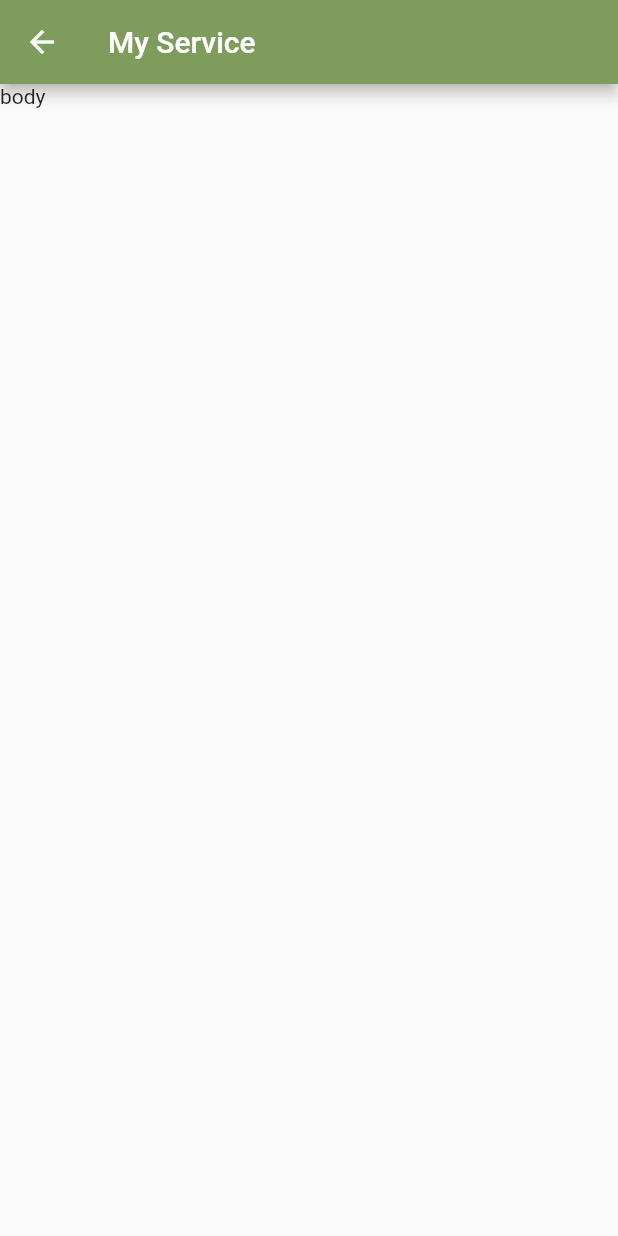
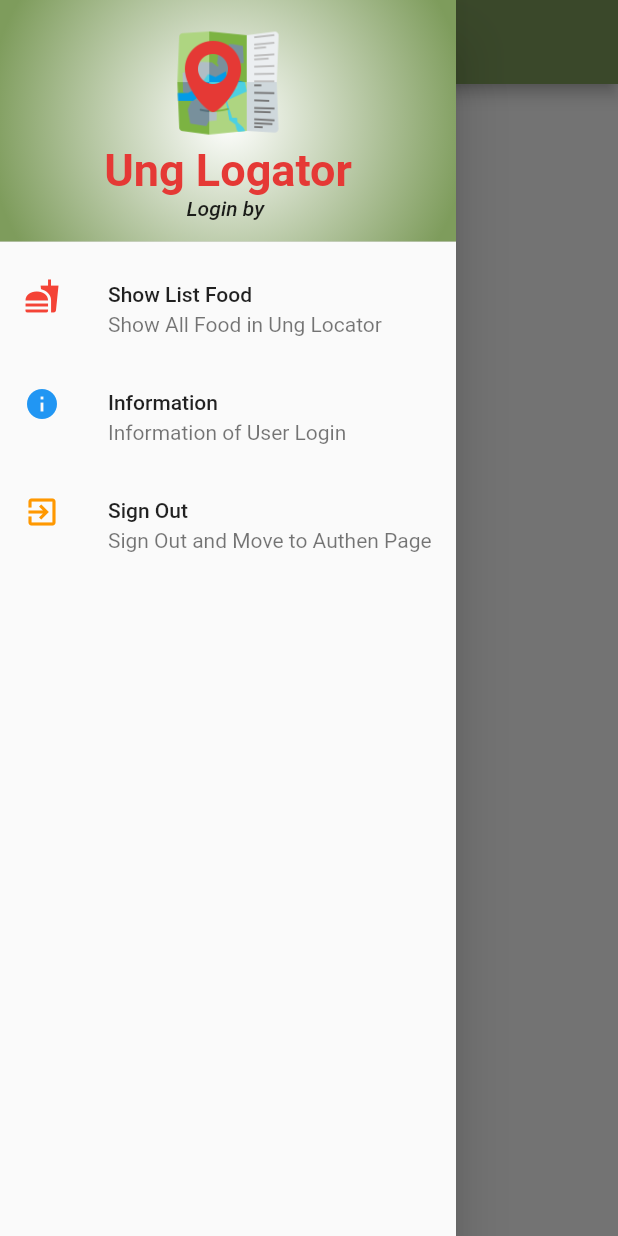
Before and after one commit to masterUNG/UngLocator, a Flutter app: the MyService screen opened directly, with the side drawer open (before the commit the screen has no drawer), on a phone screen of 412 x 824 dp. Run offline on Flutter 3.47's test engine with Material 2 defaults, Android fonts, the phone set to English and light mode, and no system bars; our stand-ins replace firebase_auth; accounts and stored records are empty.

Commit message:
SignOut Success

```diff
--- a/lib/screens/my_services.dart
+++ b/lib/screens/my_services.dart
@@ -1,4 +1,6 @@
+import 'package:firebase_auth/firebase_auth.dart';
 import 'package:flutter/material.dart';
+import 'package:ung_locator/screens/home.dart';
 import 'package:ung_locator/screens/my_style.dart';
 
 class MyService extends StatefulWidget {
@@ -7,12 +9,135 @@ class MyService extends StatefulWidget {
 }
 
 class _MyServiceState extends State<MyService> {
+  // Explicit
+  String loginString = '';
+  FirebaseAuth firebaseAuth = FirebaseAuth.instance;
+
+  // Method
+  @override
+  void initState() {
+    super.initState();
+    findDisplayName();
+  }
+
+  Future<void> findDisplayName() async {
+    FirebaseUser firebaseUser = await firebaseAuth.currentUser();
+    setState(() {
+      loginString = firebaseUser.displayName;
+    });
+  }
+
+  Widget processSignOut() {
+    return ListTile(
+      leading: Icon(
+        Icons.exit_to_app,
+        color: Colors.orange,
+      ),
+      title: Text("Sign Out"),
+      subtitle: Text('Sign Out and Move to Authen Page'),
+      onTap: () {
+        mySignOut();
+      },
+    );
+  }
+
+  Future<void> mySignOut() async {
+    await firebaseAuth.signOut().then((response) {
+      MaterialPageRoute materialPageRoute = MaterialPageRoute(builder: (BuildContext context) => Home());
+      Navigator.of(context).pushAndRemoveUntil(materialPageRoute, (Route<dynamic> route) => false);
+    });
+  }
+
+  Widget menuInformation() {
+    return ListTile(
+      leading: Icon(
+        Icons.info,
+        color: Colors.blue,
+      ),
+      title: Text('Information'),
+      subtitle: Text('Information of User Login'),
+    );
+  }
+
+  Widget menuShowListFood() {
+    return ListTile(
+      leading: Icon(
+        Icons.fastfood,
+        color: Colors.red,
+      ),
+      title: Text('Show List Food'),
+      subtitle: Text('Show All Food in Ung Locator'),
+    );
+  }
+
+  Widget showLogin() {
+    return Text(
+      'Login by $loginString',
+      style: TextStyle(
+        fontStyle: FontStyle.italic,
+      ),
+    );
+  }
+
+  Widget showAppName() {
+    return Text(
+      'Ung Logator',
+      style: TextStyle(
+        fontSize: MyStyle().h1,
+        color: MyStyle().myTextColor,
+        fontWeight: FontWeight.bold,
+      ),
+    );
+  }
+
+  Widget showImage() {
+    return Container(
+      width: 80.0,
+      height: 80.0,
+      child: Image.asset('images/logo.png'),
+    );
+  }
+
+  Widget myHeadDrawer() {
+    return DrawerHeader(
+      decoration: BoxDecoration(
+        gradient: RadialGradient(
+          colors: [Colors.white, MyStyle().myMainColor],
+          radius: 1.0,
+        ),
+      ),
+      child: Column(
+        children: <Widget>[
+          showImage(),
+          showAppName(),
+          showLogin(),
+        ],
+      ),
+    );
+  }
+
+  Widget myDrawerMenu() {
+    return Drawer(
+      child: ListView(
+        children: <Widget>[
+          myHeadDrawer(),
+          menuShowListFood(),
+          menuInformation(),
+          processSignOut(),
+        ],
+      ),
+    );
+  }
+
   @override
   Widget build(BuildContext context) {
     return Scaffold(
-      appBar: AppBar(backgroundColor: MyStyle().myMainColor,
+      appBar: AppBar(
+        backgroundColor: MyStyle().myMainColor,
         title: Text('My Service'),
-      ),body: Text('body'),
+      ),
+      body: Text('body'),
+      drawer: myDrawerMenu(),
     );
   }
 }
```
Also changed, not shown: lib/main.dart (line endings or trailing spaces).
